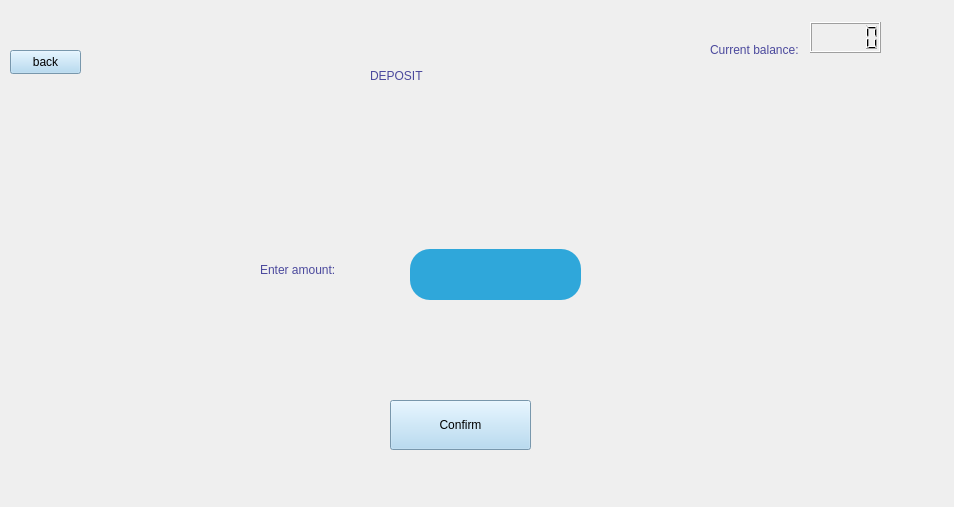
This is view/deposit.ui in rawsashimi1604/1009_BankingSystem as Qt 5 draws it before an edit. The edited form follows.
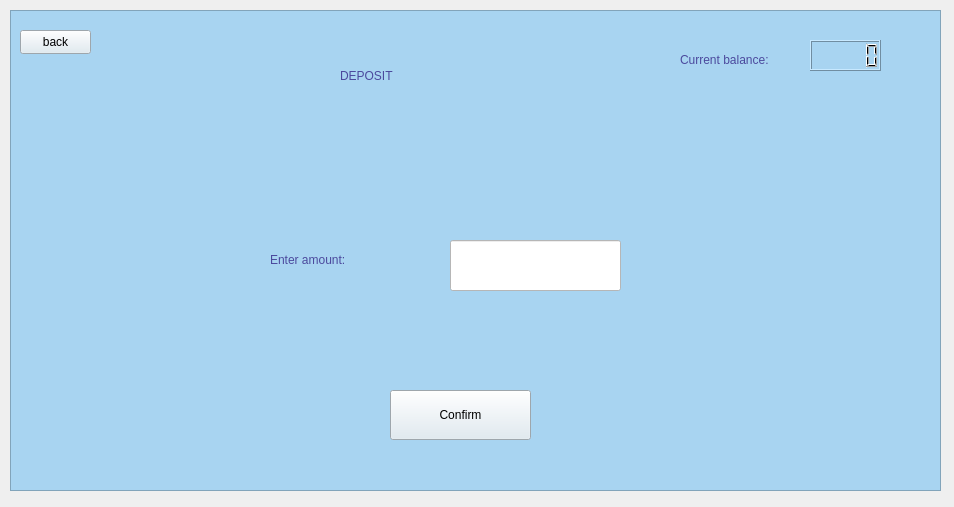
This is the edited form.

Patch:
```diff
--- a/view/deposit.ui
+++ b/view/deposit.ui
@@ -26,10 +26,45 @@
     </rect>
    </property>
    <widget class="QWidget" name="page">
+    <widget class="QFrame" name="frame">
+     <property name="geometry">
+      <rect>
+       <x>0</x>
+       <y>0</y>
+       <width>931</width>
+       <height>481</height>
+      </rect>
+     </property>
+     <property name="styleSheet">
+      <string notr="true">background-color: rgb(168, 212, 241);</string>
+     </property>
+     <property name="frameShape">
+      <enum>QFrame::StyledPanel</enum>
+     </property>
+     <property name="frameShadow">
+      <enum>QFrame::Raised</enum>
+     </property>
+     <widget class="QPushButton" name="back">
+      <property name="geometry">
+       <rect>
+        <x>10</x>
+        <y>20</y>
+        <width>71</width>
+        <height>24</height>
+       </rect>
+      </property>
+      <property name="styleSheet">
+       <string notr="true">background-color: rgb(221, 233, 241);
+font: 700 9pt &quot;Segoe UI&quot;;</string>
+      </property>
+      <property name="text">
+       <string>back</string>
+      </property>
+     </widget>
     <widget class="QLabel" name="label">
      <property name="geometry">
       <rect>
-       <x>360</x>
+        <x>330</x>
        <y>10</y>
        <width>241</width>
        <height>111</height>
@@ -43,45 +78,11 @@
       <string>DEPOSIT</string>
      </property>
     </widget>
-    <widget class="QPushButton" name="back">
-     <property name="geometry">
-      <rect>
-       <x>0</x>
-       <y>40</y>
-       <width>71</width>
-       <height>24</height>
-      </rect>
-     </property>
-     <property name="styleSheet">
-      <string notr="true">background-color: rgb(168, 212, 241);
-font: 700 9pt &quot;Segoe UI&quot;;</string>
-     </property>
-     <property name="text">
-      <string>back</string>
-     </property>
-    </widget>
-    <widget class="QPushButton" name="confirmDeposit">
-     <property name="geometry">
-      <rect>
-       <x>380</x>
-       <y>390</y>
-       <width>141</width>
-       <height>50</height>
-      </rect>
-     </property>
-     <property name="styleSheet">
-      <string notr="true">background-color: rgb(168, 212, 241);
-font: 700 9pt &quot;Segoe UI&quot;;</string>
-     </property>
-     <property name="text">
-      <string>Confirm</string>
-     </property>
-    </widget>
     <widget class="QLabel" name="label_3">
      <property name="geometry">
       <rect>
-       <x>250</x>
-       <y>230</y>
+        <x>260</x>
+        <y>220</y>
        <width>167</width>
        <height>59</height>
       </rect>
@@ -97,24 +98,40 @@
     <widget class="QLineEdit" name="depositAmnt">
      <property name="geometry">
       <rect>
-       <x>400</x>
-       <y>239</y>
+        <x>440</x>
+        <y>230</y>
        <width>171</width>
        <height>51</height>
       </rect>
      </property>
      <property name="styleSheet">
       <string notr="true">QLineEdit{
-	background-color: rgb(47, 167, 218);
-	border-radius: 20px;
+	background-color: rgb(255, 255, 255);
 }</string>
      </property>
     </widget>
+     <widget class="QPushButton" name="confirmDeposit">
+      <property name="geometry">
+       <rect>
+        <x>380</x>
+        <y>380</y>
+        <width>141</width>
+        <height>50</height>
+       </rect>
+      </property>
+      <property name="styleSheet">
+       <string notr="true">background-color: rgb(221, 233, 241);
+font: 700 9pt &quot;Segoe UI&quot;;</string>
+      </property>
+      <property name="text">
+       <string>Confirm</string>
+      </property>
+     </widget>
     <widget class="QLabel" name="label_2">
      <property name="geometry">
       <rect>
-       <x>700</x>
-       <y>30</y>
+        <x>670</x>
+        <y>40</y>
        <width>121</width>
        <height>20</height>
       </rect>
@@ -131,11 +148,12 @@
      <property name="geometry">
       <rect>
        <x>800</x>
-       <y>12</y>
+        <y>30</y>
        <width>71</width>
        <height>31</height>
       </rect>
      </property>
+     </widget>
     </widget>
    </widget>
   </widget>
```
Lines whose indentation alone changed are shown as unchanged.
